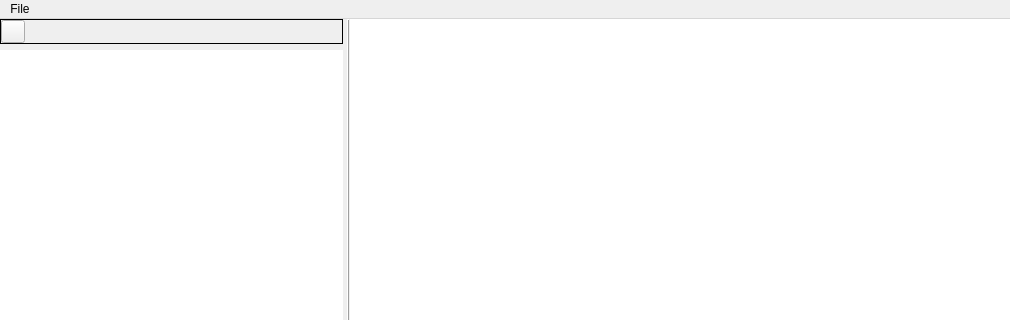
This is src/mainwindow.ui in hatstand/O-sRSSly as Qt 5 draws it before an edit; both pictures show x 0 to 1010 and y 0 to 320 of the 1010 by 798 pixel window. The edited form follows.
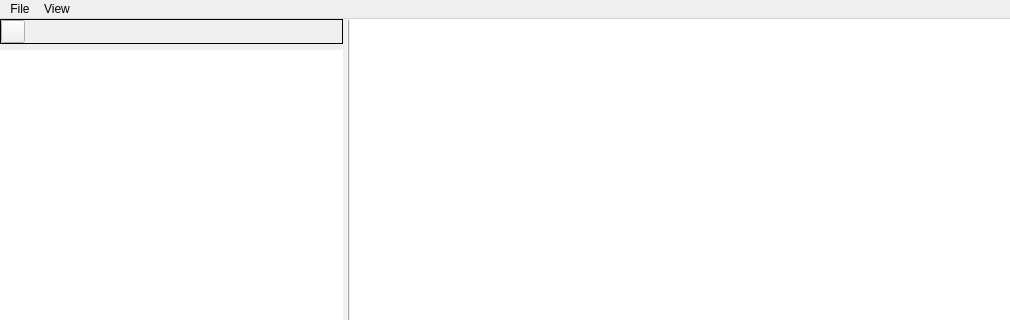
This is the edited form. Icons and pictures are not drawn. Custom widgets are drawn as their Qt base class.

Diff of the .ui file:
```diff
--- a/src/mainwindow.ui
+++ b/src/mainwindow.ui
@@ -416,7 +416,7 @@
      <x>0</x>
      <y>0</y>
      <width>1010</width>
-     <height>27</height>
+     <height>28</height>
     </rect>
    </property>
    <widget class="QMenu" name="menuFile" >
@@ -426,7 +426,14 @@
     <addaction name="actionConfigure_" />
     <addaction name="actionQuit" />
    </widget>
+   <widget class="QMenu" name="menuView" >
+    <property name="title" >
+     <string>View</string>
+    </property>
+    <addaction name="actionUnreadOnly_" />
+   </widget>
    <addaction name="menuFile" />
+   <addaction name="menuView" />
   </widget>
   <widget class="QStatusBar" name="statusbar" >
    <property name="geometry" >
```
Left out of the diff: 25 changed lines with no effect on the pictures.
